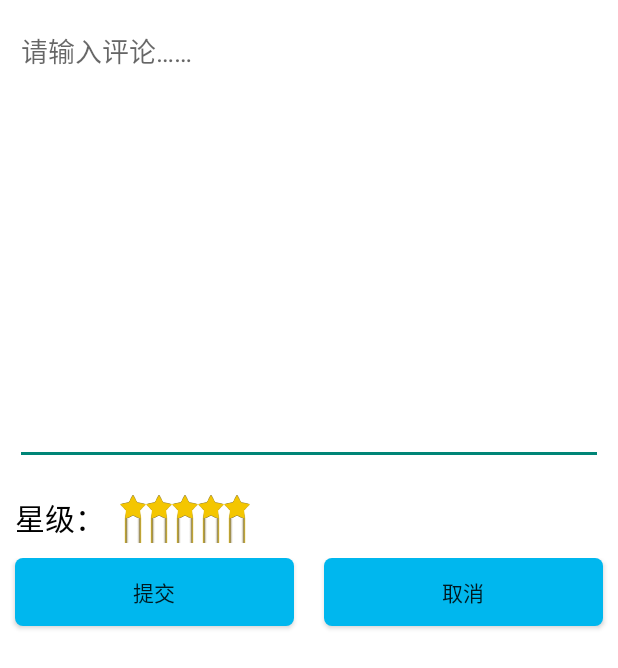
After one commit to FZU5BOY/ShareReader, an Android app: the CommentActivity screen opened directly, with no data from a screen before it, on a phone screen of 412 x 824 dp. The commit adds this screen. Shown: the top 668 px of the screen. Run offline under Robolectric (Android 15) with nearby library versions, the phone set to English and light mode, and no system bars.

Commit message:
commit comment

```diff
--- a/app/src/main/AndroidManifest.xml
+++ b/app/src/main/AndroidManifest.xml
@@ -59,6 +59,10 @@
             android:name=".ui.activity.TopicDetailActivity"
             >
         </activity>
+        <activity
+            android:name=".ui.activity.CommentActivity"
+            >
+        </activity>
 
     </application>
 
--- /dev/null
+++ b/app/src/main/java/com/france/sharereader/ui/activity/CommentActivity.java
@@ -0,0 +1,50 @@
+package com.france.sharereader.ui.activity;
+
+import android.content.Intent;
+import android.os.Bundle;
+import android.util.Log;
+import android.view.View;
+import android.widget.Button;
+
+
+import com.france.sharereader.R;
+
+import net.tsz.afinal.FinalActivity;
+import net.tsz.afinal.annotation.view.ViewInject;
+
+
+/**
+ * Created by Lareina on 2015/12/1.
+ */
+public class CommentActivity extends BaseActivity {
+    @ViewInject(id=R.id.submit_comm)
+    private Button submit;
+    @ViewInject(id=R.id.cancel_comm)
+    private Button cancel;
+    @Override
+    protected void onCreate(Bundle savedInstanceState) {
+        // TODO Auto-generated method stub
+        super.onCreate(savedInstanceState);
+        setContentView(R.layout.comment_star);
+//        comment event
+        FinalActivity.initInjectedView(this);//实现IOC注解组件
+        submit.setOnClickListener(new View.OnClickListener() {
+            @Override
+            public void onClick(View v) {
+                // TODO Auto-generated method stub
+            }
+        });
+//        cancel event
+
+        cancel.setOnClickListener(new View.OnClickListener() {
+            @Override
+            public void onClick(View v) {
+                Log.i("zjx", "comment canceled,back to shop detail");
+                Intent intent = new Intent(CommentActivity.this, PDFViewActivity.class);
+                startActivity(intent);
+                CommentActivity.this.finish();
+            }
+        });
+    }
+
+}
--- /dev/null
+++ b/app/src/main/res/drawable-xhdpi/room_rating_bar.xml
@@ -0,0 +1,17 @@
+<?xml version="1.0" encoding="utf-8"?>
+<layer-list xmlns:android="http://schemas.android.com/apk/res/android" >
+
+    <item
+        android:id="@android:id/background"
+        android:drawable="@drawable/empty_star">
+    </item>
+    <item
+        android:id="@android:id/secondaryProgress"
+        android:drawable="@drawable/half_star">
+    </item>
+    <item
+        android:id="@android:id/progress"
+        android:drawable="@drawable/full_star">
+    </item>
+
+</layer-list>
--- /dev/null
+++ b/app/src/main/res/drawable-xhdpi/selector01.xml
@@ -0,0 +1,7 @@
+<?xml version="1.0" encoding="utf-8"?>
+<selector xmlns:android="http://schemas.android.com/apk/res/android">
+    <item android:state_pressed="true"
+        android:drawable="@drawable/shape02"/>
+    <item android:state_pressed="false"
+        android:drawable="@drawable/shape01" />
+</selector>
--- /dev/null
+++ b/app/src/main/res/drawable-xhdpi/shape01.xml
@@ -0,0 +1,18 @@
+<?xml version="1.0" encoding="utf-8"?>
+<shape
+    xmlns:android="http://schemas.android.com/apk/res/android"
+    android:shape="rectangle">
+    <!-- 填充的颜色 -->
+    <solid android:color="#ff00b7ee" />
+    <!-- 设置按钮的四个角为弧形 -->
+    <!-- android:radius 弧形的半径 -->
+    <corners android:radius="5dip" />
+
+    <!-- padding：Button里面的文字与Button边界的间隔 -->
+    <padding
+        android:left="10dp"
+        android:top="10dp"
+        android:right="10dp"
+        android:bottom="10dp"
+        />
+</shape>
--- /dev/null
+++ b/app/src/main/res/layout/comment_star.xml
@@ -0,0 +1,67 @@
+<?xml version="1.0" encoding="utf-8"?>
+<LinearLayout xmlns:android="http://schemas.android.com/apk/res/android"
+    android:layout_width="match_parent"
+    android:layout_height="match_parent"
+    android:background="#FFF"
+    android:orientation="vertical">
+    <EditText
+        android:id="@+id/comm_content"
+        android:layout_width="match_parent"
+        android:layout_height="300dp"
+        android:layout_margin="10dp"
+        android:gravity="top"
+        android:hint="@string/comm_hint" />
+
+    <LinearLayout
+        android:layout_width="match_parent"
+        android:layout_height="wrap_content"
+        android:layout_margin="10dp"
+        android:orientation="horizontal" >
+
+        <TextView
+            android:layout_width="wrap_content"
+            android:layout_height="wrap_content"
+            android:layout_marginRight="10dp"
+            android:text="@string/rate_stars"
+            android:textColor="#000"
+            android:textSize="20sp" />
+
+        <RatingBar
+            android:id="@+id/rate_stars"
+            style="@style/roomRatingBar"
+            android:layout_width="wrap_content"
+            android:layout_height="wrap_content"
+            android:isIndicator="false"
+            android:numStars="5"
+            android:rating="5"
+            android:stepSize="1" />
+
+    </LinearLayout>
+    <LinearLayout
+        android:layout_width="match_parent"
+        android:layout_height="wrap_content"
+        android:orientation="horizontal">
+        <Button
+            android:id="@+id/submit_comm"
+            android:layout_width="match_parent"
+            android:layout_weight="1"
+            android:layout_height="45dp"
+            android:layout_margin="10dp"
+            android:paddingLeft="20dp"
+            android:paddingRight="20dp"
+            android:background="@drawable/selector01"
+            android:text="@string/submit_comm"
+            android:layout_gravity="center_horizontal" />
+        <Button
+            android:id="@+id/cancel_comm"
+            android:layout_width="match_parent"
+            android:layout_weight="1"
+            android:layout_height="45dp"
+            android:layout_margin="10dp"
+            android:paddingLeft="20dp"
+            android:paddingRight="20dp"
+            android:background="@drawable/selector01"
+            android:text="取消"
+            android:layout_gravity="center_horizontal" />
+    </LinearLayout>
+</LinearLayout>
--- a/app/src/main/res/values/strings.xml
+++ b/app/src/main/res/values/strings.xml
@@ -10,12 +10,18 @@
     <string name="add_plan">新增计划</string>
     <string name="add_book">新增书籍</string>
     <string name="save">保存</string>
+    <string name="time_remind">提醒时间：</string>
     <string name="title_activity_file_manage">FileManageActivity</string>
     <string name="hot_topic">• 国内有哪些非常有设计感的 app？
   --1.开眼。每日推荐5个小视频，我基本每晚都看，世界那么大，一起来看看吧。
     2.小记。日记软件有很多，这一款很中国风，毛笔字风格，从右至左的书写顺序，随便记一点啥，都像在写一首诗。
     3.留白。一款小巧的照片处理软件，可以将照片的一部分处理成纯白。
     4.美拍。随时随地分享小视频。</string>
-    <string name="delete"></string>
+    <string name="delete">删除</string>
+    <string name="comm_hint">请输入评论……</string>
+    <string name="rate_stars">星级：</string>
+    <string name="submit_comm">提交</string>
+    <string name="title">请输入标题</string>
+    <string name="content_p">请输入计划……</string>
 
 </resources>
--- a/app/src/main/res/values/styles.xml
+++ b/app/src/main/res/values/styles.xml
@@ -10,4 +10,9 @@
     <style name="AppTheme.DrawerArrowToggle" parent="Base.Widget.AppCompat.DrawerArrowToggle">
         <item name="color">@android:color/white</item>
     </style>
+    <style name="roomRatingBar" parent="@android:style/Widget.RatingBar">
+        <item name="android:progressDrawable">@drawable/room_rating_bar</item>
+        <item name="android:minHeight">32dp</item>
+        <item name="android:maxHeight">32dp</item>
+    </style>
 </resources>
```
Also changed, not shown: app/src/main/java/com/france/sharereader/ui/activity/PDFViewActivity.java (+14 -3 lines), app/src/main/res/drawable-xhdpi/room_rating_bar_indicator.xml (added, +17 -0 lines), app/src/main/res/layout/activity_pdfview.xml (+7 -0 lines), app/src/main/res/layout/plan_detail.xml (+30 -10 lines), app/src/main/res/drawable-xhdpi/empty_star.png (added), app/src/main/res/drawable-xhdpi/empty_star_indicator.png (added), app/src/main/res/drawable-xhdpi/full_star.png (added), app/src/main/res/drawable-xhdpi/full_star_indicator.png (added), app/src/main/res/drawable-xhdpi/half_star.png (added), app/src/main/res/drawable-xhdpi/half_star_indicator.png (added).
